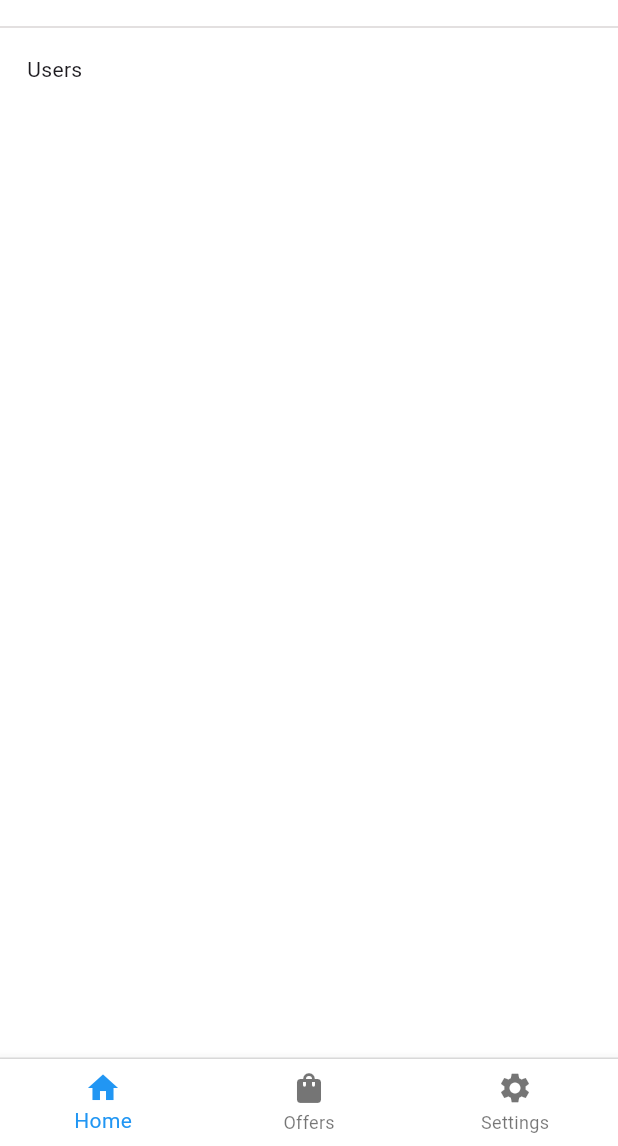
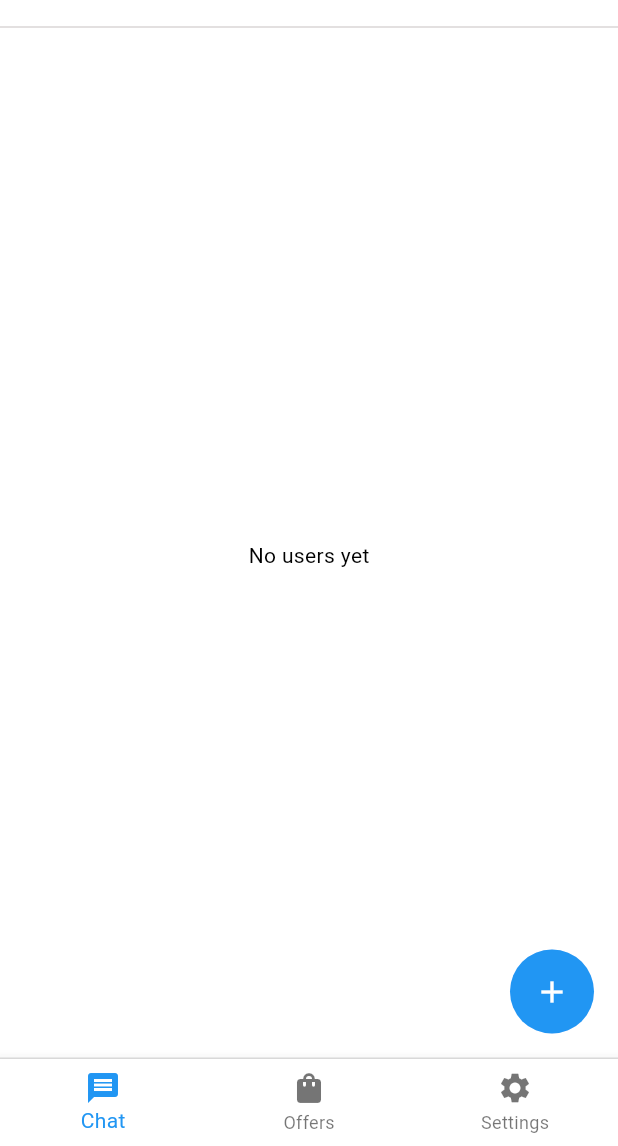
Before and after one commit to rishirizz/mysivi_chatapp, a Flutter app: the screen it shows after launch, on a phone screen of 412 x 824 dp, the part 90-1236 px from its top. Run offline on Flutter 3.47's test engine with Material 3 defaults, Android fonts, the phone set to English and light mode, and no system bars; our stand-ins replace equatable, flutter_bloc.

Commit message:
User list flow done.

```diff
--- a/lib/core/constants/app.constants.dart
+++ b/lib/core/constants/app.constants.dart
@@ -11,7 +11,7 @@ class AppConstants {
   ];
 
   static const bottomNavigationBarItemsList = <BottomNavigationBarItem>[
-    BottomNavigationBarItem(icon: Icon(Icons.home), label: 'Home'),
+    BottomNavigationBarItem(icon: Icon(Icons.message), label: 'Chat'),
     BottomNavigationBarItem(icon: Icon(Icons.shopping_bag), label: 'Offers'),
     BottomNavigationBarItem(icon: Icon(Icons.settings), label: 'Settings'),
   ];
--- a/lib/features/chat/presentation/screens/chat.screen.dart
+++ b/lib/features/chat/presentation/screens/chat.screen.dart
@@ -1,6 +1,10 @@
 import 'package:flutter/material.dart';
+import 'package:flutter_bloc/flutter_bloc.dart';
 import 'package:mysivi_chatapp/core/constants/route.constants.dart';
 import 'package:mysivi_chatapp/features/home/presentation/widgets/top_switcher.widget.dart';
+import 'package:mysivi_chatapp/features/users/presentation/bloc/user.bloc.dart';
+import 'package:mysivi_chatapp/features/users/presentation/bloc/user.event.dart';
+import 'package:mysivi_chatapp/features/users/presentation/screens/users.screen.dart';
 
 class ChatScreen extends StatefulWidget {
   const ChatScreen({super.key});
@@ -19,11 +23,31 @@ class _ChatHomeScreenState extends State<ChatScreen>
   void initState() {
     super.initState();
     _tabController = TabController(length: 2, vsync: this);
+    _tabController.addListener(() {
+      setState(() {});
+    });
   }
 
   @override
   Widget build(BuildContext context) {
-    return Column(
+    return Scaffold(
+      floatingActionButton: (_tabController.index == 0)
+          ? FloatingActionButton(
+              shape: const CircleBorder(),
+              elevation: 0,
+              onPressed: () {
+                _addUser(context);
+              },
+              child: Container(
+                decoration: BoxDecoration(
+                  shape: BoxShape.circle,
+                  color: Colors.blue,
+                ),
+                child: Center(child: Icon(Icons.add, color: Colors.white)),
+              ),
+            )
+          : null,
+      body: Column(
         children: [
           const SizedBox(height: 20),
           TopSwitcher(tabController: _tabController),
@@ -35,11 +59,67 @@ class _ChatHomeScreenState extends State<ChatScreen>
               padding: const EdgeInsets.symmetric(horizontal: 18.0),
               child: TabBarView(
                 controller: _tabController,
-              children: const [Text('Users'), Text('Chat history')],
+                children: const [UsersScreen(), Text('Chat history')],
               ),
             ),
           ),
         ],
+      ),
+    );
+  }
+
+  void _addUser(BuildContext context) async {
+    final name = await _showAddUserDialog(context);
+
+    if (name == null || name.trim().isEmpty) return;
+    if (context.mounted) {
+      context.read<UsersBloc>().add(AddUserEvent(name.trim()));
+
+      ScaffoldMessenger.of(
+        context,
+      ).showSnackBar(SnackBar(content: Text('$name added')));
+    }
+  }
+
+  Future<String?> _showAddUserDialog(BuildContext context) {
+    final controller = TextEditingController();
+    final formKey = GlobalKey<FormState>();
+
+    return showDialog<String>(
+      context: context,
+      builder: (context) {
+        return AlertDialog(
+          title: const Text('Add User'),
+          content: Form(
+            key: formKey,
+            child: TextFormField(
+              controller: controller,
+              autofocus: true,
+              decoration: const InputDecoration(hintText: 'Enter name'),
+              validator: (value) {
+                if (value == null || value.trim().isEmpty) {
+                  return 'Name cannot be empty';
+                }
+                return null;
+              },
+            ),
+          ),
+          actions: [
+            TextButton(
+              onPressed: () => Navigator.pop(context),
+              child: const Text('Cancel'),
+            ),
+            ElevatedButton(
+              onPressed: () {
+                if (formKey.currentState!.validate()) {
+                  Navigator.pop(context, controller.text.trim());
+                }
+              },
+              child: const Text('Add'),
+            ),
+          ],
+        );
+      },
     );
   }
 }
--- a/lib/features/home/presentation/screens/home.screen.dart
+++ b/lib/features/home/presentation/screens/home.screen.dart
@@ -29,10 +29,7 @@ class _HomeScreenState extends State<HomeScreen> {
           bottomNavigationBar: Container(
             decoration: const BoxDecoration(
               border: Border(
-                top: BorderSide(
-                  color: Color(0xFFE0E0E0),
-                  width: 1,
-                ),
+                top: BorderSide(color: Color(0xFFE0E0E0), width: 1),
               ),
             ),
             child: BottomNavigationBar(
--- /dev/null
+++ b/lib/features/users/presentation/screens/users.screen.dart
@@ -0,0 +1,42 @@
+import 'package:flutter/material.dart';
+import 'package:flutter_bloc/flutter_bloc.dart';
+import 'package:mysivi_chatapp/features/users/presentation/bloc/user.bloc.dart';
+import 'package:mysivi_chatapp/features/users/presentation/bloc/user.state.dart';
+
+class UsersScreen extends StatelessWidget {
+  const UsersScreen({super.key});
+
+  @override
+  Widget build(BuildContext context) {
+    return BlocBuilder<UsersBloc, UsersState>(
+      builder: (context, state) {
+        if (state.users.isEmpty) {
+          return const Center(
+            child: Text('No users yet', style: TextStyle(color: Colors.black)),
+          );
+        }
+        return ListView.separated(
+          key: const PageStorageKey('users_list'),
+          padding: const EdgeInsets.all(12),
+          itemCount: state.users.length,
+          separatorBuilder: (_, __) => const Divider(height: 1),
+          itemBuilder: (_, index) {
+            final user = state.users[index];
+
+            return ListTile(
+              leading: CircleAvatar(child: Text(user.initial)),
+              title: Text(user.name),
+              onTap: () {
+                // Navigator.pushNamed(
+                //   context,
+                //   RouteConstants.chatScreen,
+                //   arguments: user,
+                // );
+              },
+            );
+          },
+        );
+      },
+    );
+  }
+}
--- a/lib/main.dart
+++ b/lib/main.dart
@@ -3,6 +3,7 @@ import 'package:flutter_bloc/flutter_bloc.dart';
 import 'package:mysivi_chatapp/features/home/presentation/bloc/home.bloc.dart';
 import 'package:mysivi_chatapp/features/splash/presentation/bloc/splash.bloc.dart';
 import 'package:mysivi_chatapp/features/splash/presentation/screens/splash.screen.dart';
+import 'package:mysivi_chatapp/features/users/presentation/bloc/user.bloc.dart';
 import 'package:mysivi_chatapp/utils/app_router.dart';
 
 void main() {
@@ -18,13 +19,14 @@ class MyApp extends StatelessWidget {
       providers: [
         BlocProvider(create: (context) => SplashBloc()),
         BlocProvider(create: (context) => HomeBloc()),
+        BlocProvider(create: (context) => UsersBloc()),
       ],
       child: MaterialApp(
         debugShowCheckedModeBanner: false,
         title: 'Flutter Demo',
         theme: ThemeData(
           scaffoldBackgroundColor: Colors.white,
-          colorScheme: .fromSeed(seedColor: Colors.deepPurple),
+          colorScheme: .fromSeed(seedColor: Colors.blue[900]!),
         ),
         home: const SplashScreen(),
         onGenerateRoute: (RouteSettings settings) {
```
Lines whose indentation alone changed are shown as unchanged.
